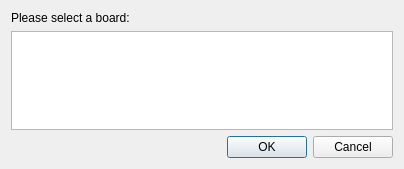
First picture: the form in tyqt/selector_dialog.ui, repository Koromix/tytools, before the edit.
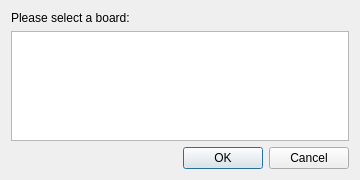
Second picture: the form after the edit.

Commit message: Display board tag first in the selector dialog

Patch:
```diff
--- a/tyqt/selector_dialog.ui
+++ b/tyqt/selector_dialog.ui
@@ -6,8 +6,8 @@
    <rect>
     <x>0</x>
     <y>0</y>
-    <width>404</width>
-    <height>169</height>
+    <width>360</width>
+    <height>180</height>
    </rect>
   </property>
   <layout class="QVBoxLayout" name="verticalLayout">
```
The commit also changes 1 other file.
